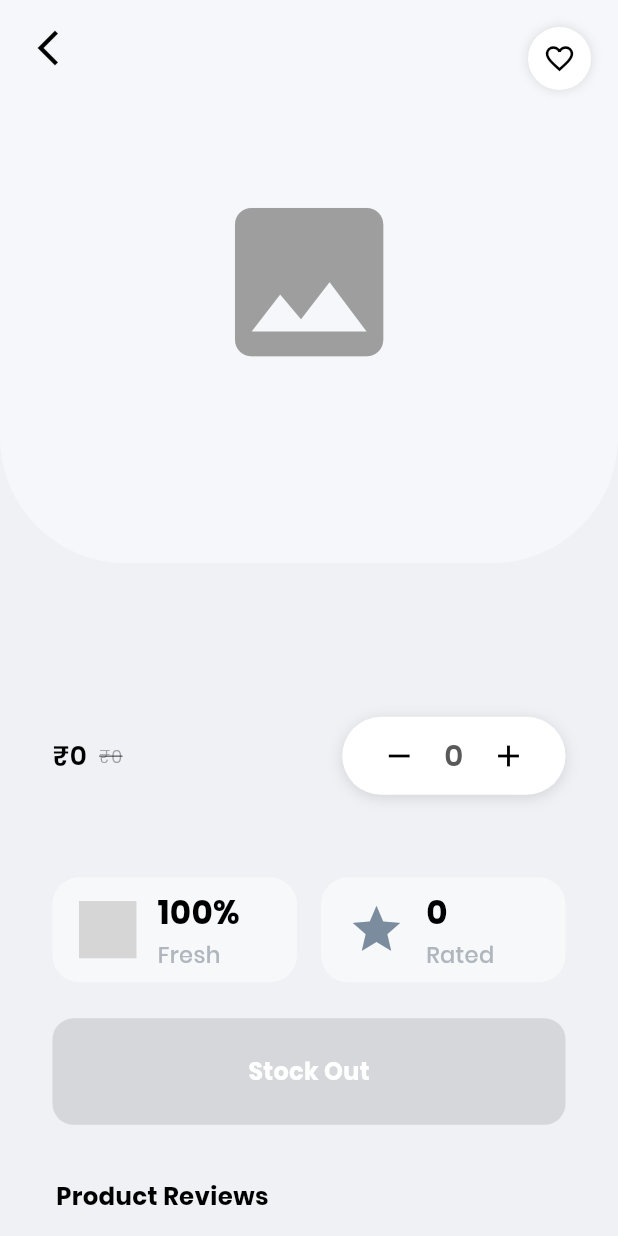
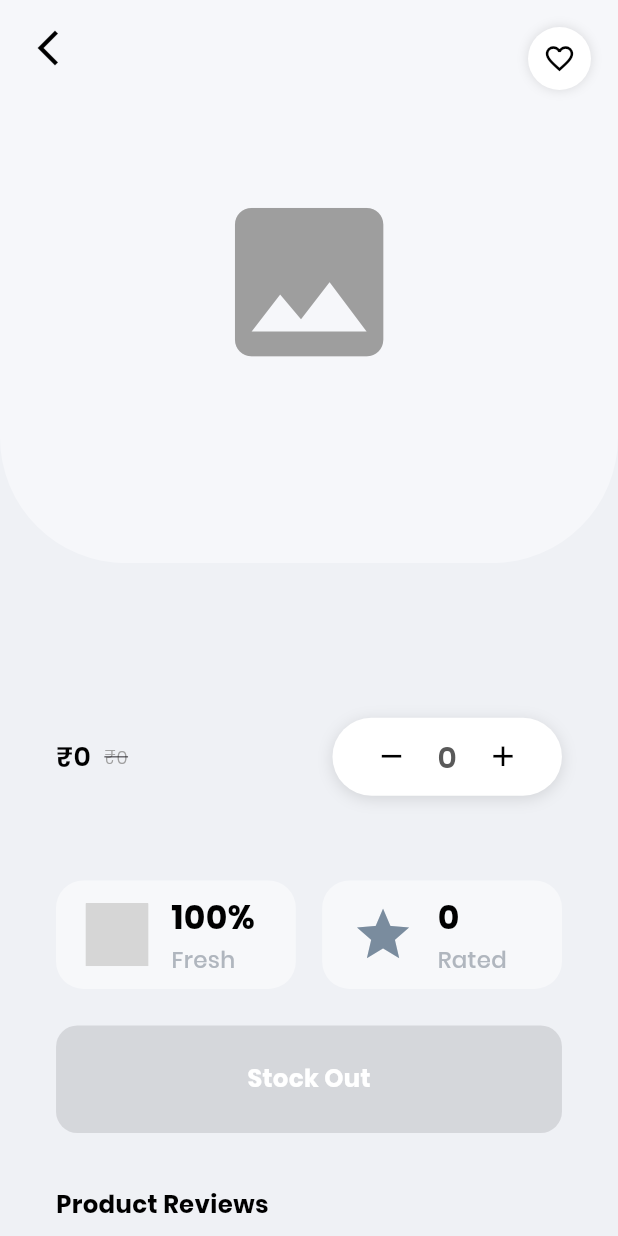
Before and after one commit to Afnanafsal/nexoEShopee, a Flutter app: the ProductDetailsScreen screen opened directly with empty values, on a phone screen of 412 x 824 dp. Run offline on Flutter 3.47's test engine with Material 3 defaults, Android fonts, the phone set to English and light mode, and no system bars; our stand-ins replace cloud_firestore, firebase_auth, firebase_core, flutter_rating_bar, flutter_riverpod, flutter_screenutil and 10 more; missing offline and left inert: enum_to_string, flutter_facebook_auth, razorpay_flutter; accounts and stored records are empty; project files that could hold a hidden picture were left out; grey boxes are pictures that could not be loaded.

Commit message:
feat: Update product description layout with responsive dimensions using ScreenUtil

```diff
--- a/lib/screens/product_details/components/product_description.dart
+++ b/lib/screens/product_details/components/product_description.dart
@@ -145,11 +145,11 @@ class _ProductDescriptionState extends ConsumerState<ProductDescription> {
     final isOutOfStock = product.stock == 0;
     final selectedAddressId = ref.watch(selectedAddressIdProvider);
     return Padding(
-      padding: const EdgeInsets.symmetric(horizontal: 24.0),
+      padding: EdgeInsets.symmetric(horizontal: 24.w),
       child: Column(
         crossAxisAlignment: CrossAxisAlignment.start,
         children: [
-          SizedBox(height: 32),
+          SizedBox(height: 32.h),
           FutureBuilder<Product?>(
             future: _mostPopularFuture,
             builder: (context, snapshot) {
@@ -160,24 +160,25 @@ class _ProductDescriptionState extends ConsumerState<ProductDescription> {
                 children: [
                   if (isMostPopular)
                     Container(
-                      margin: EdgeInsets.only(bottom: 8),
+                      margin: EdgeInsets.only(bottom: 8.h),
                       padding: EdgeInsets.symmetric(
-                        horizontal: 12,
-                        vertical: 6,
+                        horizontal: 12.w,
+                        vertical: 6.h,
                       ),
                       decoration: BoxDecoration(
                         color: Colors.green,
-                        borderRadius: BorderRadius.circular(8),
+                        borderRadius: BorderRadius.circular(8.r),
                       ),
                       child: Text(
                         'Most Popular',
                         style: TextStyle(
                           color: Colors.white,
                           fontWeight: FontWeight.bold,
+                          fontSize: 14.sp,
                         ),
                       ),
                     ),
-                    SizedBox(height: 8.h,),
+                  SizedBox(height: 8.h),
                   Row(
                     crossAxisAlignment: CrossAxisAlignment.start,
                     children: [
@@ -188,7 +189,7 @@ class _ProductDescriptionState extends ConsumerState<ProductDescription> {
                             Text(
                               (product.title ?? '').split('/').first,
                               style: TextStyle(
-                                fontSize: 24,
+                                fontSize: 24.sp,
                                 fontWeight: FontWeight.bold,
                                 color: Colors.black,
                               ),
@@ -196,11 +197,11 @@ class _ProductDescriptionState extends ConsumerState<ProductDescription> {
                             if (product.variant != null &&
                                 product.variant!.isNotEmpty)
                               Padding(
-                                padding: const EdgeInsets.only(top: 4.0),
+                                padding: EdgeInsets.only(top: 4.h),
                                 child: Text(
                                   'Net Weight: ${product.variant!}',
                                   style: TextStyle(
-                                    fontSize: 12,
+                                    fontSize: 12.sp,
                                     fontWeight: FontWeight.normal,
                                     color: Color(0xFF646161),
                                   ),
@@ -215,64 +216,64 @@ class _ProductDescriptionState extends ConsumerState<ProductDescription> {
               );
             },
           ),
-          SizedBox(height: 8),
+          SizedBox(height: 8.h),
           Row(
             children: [
               Text(
                 '\₹${product.discountPrice ?? product.originalPrice}',
                 style: TextStyle(
-                  fontSize: 18,
+                  fontSize: 18.sp,
                   fontWeight: FontWeight.w600,
                   color: Colors.black,
                 ),
               ),
-              SizedBox(width: 8),
+              SizedBox(width: 8.w),
               if (product.discountPrice != null)
                 Text(
                   '\₹${product.originalPrice}',
                   style: TextStyle(
-                    fontSize: 12,
+                    fontSize: 12.sp,
                     color: Colors.grey,
                     decoration: TextDecoration.lineThrough,
                   ),
                 ),
               Spacer(),
               Container(
-                margin: EdgeInsets.only(left: 12),
+                margin: EdgeInsets.only(left: 12.w),
                 decoration: BoxDecoration(
                   color: Colors.white,
-                  borderRadius: BorderRadius.circular(32),
+                  borderRadius: BorderRadius.circular(32.r),
                   boxShadow: [
                     BoxShadow(
                       color: Colors.black12,
-                      blurRadius: 8,
-                      offset: Offset(0, 2),
+                      blurRadius: 8.r,
+                      offset: Offset(0, 2.h),
                     ),
                   ],
                 ),
                 padding: EdgeInsets.symmetric(
-                  horizontal: 14,
-                  vertical: 2,
-                ), // Increased height
+                  horizontal: 14.w,
+                  vertical: 2.h,
+                ),
                 child: Row(
                   mainAxisSize: MainAxisSize.min,
                   children: [
                     IconButton(
-                      icon: Icon(Icons.remove, color: Colors.black),
+                      icon: Icon(Icons.remove, color: Colors.black, size: 22.sp),
                       onPressed: isOutOfStock ? null : _decrementCounter,
                     ),
                     Padding(
-                      padding: const EdgeInsets.symmetric(horizontal: 6.0),
+                      padding: EdgeInsets.symmetric(horizontal: 6.w),
                       child: Text(
                         isOutOfStock ? '0' : '$cartCount',
                         style: TextStyle(
-                          fontSize: 20,
+                          fontSize: 20.sp,
                           fontWeight: FontWeight.w600,
                         ),
                       ),
                     ),
                     IconButton(
-                      icon: Icon(Icons.add, color: Colors.black),
+                      icon: Icon(Icons.add, color: Colors.black, size: 22.sp),
                       onPressed: isOutOfStock ? null : _incrementCounter,
                     ),
                   ],
@@ -280,40 +281,36 @@ class _ProductDescriptionState extends ConsumerState<ProductDescription> {
               ),
             ],
           ),
-          SizedBox(height: 12),
-          // ...existing code for description, etc...
+          SizedBox(height: 12.h),
           Text(
             product.description ?? '',
             style: TextStyle(
-              fontSize: 16,
+              fontSize: 16.sp,
               color: Color(0xFF626262),
               fontWeight: FontWeight.w500,
             ),
           ),
-          SizedBox(height: 20),
+          SizedBox(height: 20.h),
           Row(
             children: [
               Expanded(
                 child: Container(
-                  margin: EdgeInsets.only(right: 8),
+                  margin: EdgeInsets.only(right: 8.w),
                   decoration: BoxDecoration(
                     color: Color(0xFFF7F8FA),
-                    borderRadius: BorderRadius.circular(18),
+                    borderRadius: BorderRadius.circular(18.r),
                   ),
-                  padding: EdgeInsets.symmetric(vertical: 8, horizontal: 18),
+                  padding: EdgeInsets.symmetric(vertical: 8.h, horizontal: 18.w),
                   child: Row(
                     crossAxisAlignment: CrossAxisAlignment.center,
                     children: [
-                      // Use SvgPicture for SVG asset
-                      // Make sure to add flutter_svg to pubspec.yaml
-                      // and leaf.svg exists in assets/images/
                       SvgPicture.asset(
                         'assets/images/leaf.svg',
-                        width: 38,
-                        height: 38,
+                        width: 38.w,
+                        height: 38.w,
                         color: Color(0xFF7A8C9E),
                       ),
-                      SizedBox(width: 14),
+                      SizedBox(width: 14.w),
                       Column(
                         crossAxisAlignment: CrossAxisAlignment.start,
                         children: [
@@ -321,15 +318,15 @@ class _ProductDescriptionState extends ConsumerState<ProductDescription> {
                             '100%',
                             style: TextStyle(
                               fontWeight: FontWeight.bold,
-                              fontSize: 22,
+                              fontSize: 22.sp,
                               color: Colors.black,
                             ),
                           ),
-                          SizedBox(height: 2),
+                          SizedBox(height: 2.h),
                           Text(
                             'Fresh',
                             style: TextStyle(
-                              fontSize: 15,
+                              fontSize: 15.sp,
                               color: Color(0xFFB0B6BE),
                               fontWeight: FontWeight.w500,
                             ),
@@ -342,17 +339,17 @@ class _ProductDescriptionState extends ConsumerState<ProductDescription> {
               ),
               Expanded(
                 child: Container(
-                  margin: EdgeInsets.only(left: 8),
+                  margin: EdgeInsets.only(left: 8.w),
                   decoration: BoxDecoration(
                     color: Color(0xFFF7F8FA),
-                    borderRadius: BorderRadius.circular(18),
+                    borderRadius: BorderRadius.circular(18.r),
                   ),
-                  padding: EdgeInsets.symmetric(vertical: 8, horizontal: 18),
+                  padding: EdgeInsets.symmetric(vertical: 8.h, horizontal: 18.w),
                   child: Row(
                     crossAxisAlignment: CrossAxisAlignment.center,
                     children: [
-                      Icon(Icons.star, color: Color(0xFF7A8C9E), size: 38),
-                      SizedBox(width: 14),
+                      Icon(Icons.star, color: Color(0xFF7A8C9E), size: 38.w),
+                      SizedBox(width: 14.w),
                       Column(
                         crossAxisAlignment: CrossAxisAlignment.start,
                         children: [
@@ -360,15 +357,15 @@ class _ProductDescriptionState extends ConsumerState<ProductDescription> {
                             '${product.rating}',
                             style: TextStyle(
                               fontWeight: FontWeight.bold,
-                              fontSize: 22,
+                              fontSize: 22.sp,
                               color: Colors.black,
                             ),
                           ),
-                          SizedBox(height: 2),
+                          SizedBox(height: 2.h),
                           Text(
                             'Rated',
                             style: TextStyle(
-                              fontSize: 15,
+                              fontSize: 15.sp,
                               color: Color(0xFFB0B6BE),
                               fontWeight: FontWeight.w500,
                             ),
@@ -381,8 +378,7 @@ class _ProductDescriptionState extends ConsumerState<ProductDescription> {
               ),
             ],
           ),
-
-          SizedBox(height: 24),
+          SizedBox(height: 24.h),
           SizedBox(
             width: double.infinity,
             child: FutureBuilder<Address?>(
@@ -407,9 +403,9 @@ class _ProductDescriptionState extends ConsumerState<ProductDescription> {
                           ? Colors.grey
                           : Colors.black,
                       shape: RoundedRectangleBorder(
-                        borderRadius: BorderRadius.circular(14),
+                        borderRadius: BorderRadius.circular(14.r),
                       ),
-                      padding: EdgeInsets.symmetric(vertical: 24),
+                      padding: EdgeInsets.symmetric(vertical: 24.h),
                       elevation: 0,
                     ),
                     onPressed: isOutOfStock || !isAreaAvailable
@@ -422,7 +418,7 @@ class _ProductDescriptionState extends ConsumerState<ProductDescription> {
                           ? 'Product not available in your area'
                           : 'Proceed To Checkout',
                       style: TextStyle(
-                        fontSize: 16,
+                        fontSize: 16.sp,
                         fontWeight: FontWeight.bold,
                         color: Colors.white,
                         letterSpacing: 0.2,
@@ -433,7 +429,7 @@ class _ProductDescriptionState extends ConsumerState<ProductDescription> {
               },
             ),
           ),
-          SizedBox(height: 16),
+          SizedBox(height: 16.h),
         ],
       ),
     );
```
